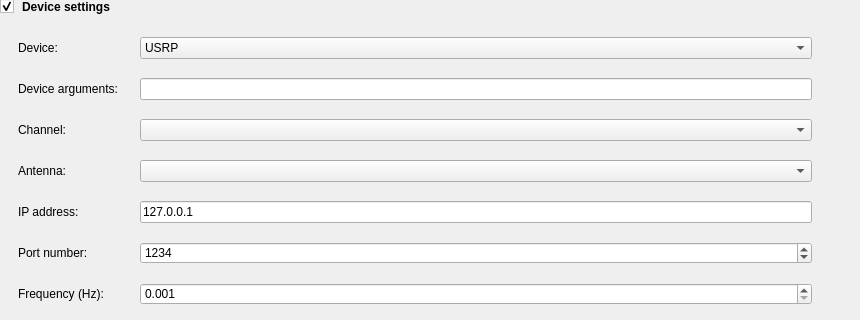
Before: the Qt Designer form data/ui/send_recv_device_settings.ui in jopohl/urh, drawn with Qt 5; both pictures show x 0 to 860 and y 0 to 320 of the 860 by 668 pixel window.
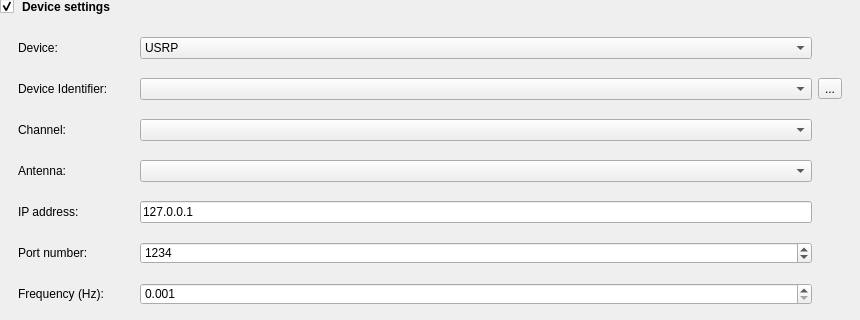
After: the same form once the commit is applied. Icons and pictures are not drawn. Custom widgets are drawn as their Qt base class.

Commit message:
Multi device support (#432)
* control device extensions with macros remove fallback logic

* wrap hackrf device list method

* add multi device support for hackrf

* fix argument order

* add multi dev support for rtlsdr

* add multi device support for lime sdr

* add multi device support for sdrplay

* multi device support for usrp

```diff
--- a/data/ui/send_recv_device_settings.ui
+++ b/data/ui/send_recv_device_settings.ui
@@ -108,29 +108,6 @@
            </item>
           </widget>
          </item>
-         <item row="1" column="0">
-          <widget class="QLabel" name="labelDeviceArgs">
-           <property name="toolTip">
-            <string>&lt;html&gt;&lt;head/&gt;&lt;body&gt;&lt;p&gt;If you only have one USRP connected you may leave this field empty, so your USRP gets detected automatically.&lt;/p&gt;&lt;p&gt;If you have multiple USRPs connected or need better control, enter a device identifier of your USRP here.&lt;/p&gt;&lt;p&gt;You may also enter other device arguments here.&lt;/p&gt;&lt;/body&gt;&lt;/html&gt;</string>
-           </property>
-           <property name="toolTipDuration">
-            <number>-1</number>
-           </property>
-           <property name="styleSheet">
-            <string notr="true"/>
-           </property>
-           <property name="text">
-            <string>Device arguments:</string>
-           </property>
-          </widget>
-         </item>
-         <item row="1" column="1">
-          <widget class="QLineEdit" name="lineEditDeviceArgs">
-           <property name="toolTip">
-            <string>&lt;html&gt;&lt;head/&gt;&lt;body&gt;&lt;p&gt;If you only have one USRP connected you may leave this field empty, so your USRP gets detected automatically.&lt;/p&gt;&lt;p&gt;If you have multiple USRPs connected or need better control, enter a device identifier of your USRP here.&lt;/p&gt;&lt;p&gt;You may also enter other device arguments here.&lt;/p&gt;&lt;/body&gt;&lt;/html&gt;</string>
-           </property>
-          </widget>
-         </item>
          <item row="2" column="0">
           <widget class="QLabel" name="labelChannel">
            <property name="text">
@@ -478,6 +455,34 @@
            </property>
           </widget>
          </item>
+         <item row="1" column="0">
+          <widget class="QLabel" name="labelDeviceIdentifier">
+           <property name="text">
+            <string>Device Identifier:</string>
+           </property>
+          </widget>
+         </item>
+         <item row="1" column="1">
+          <widget class="QComboBox" name="comboBoxDeviceIdentifier">
+           <property name="editable">
+            <bool>false</bool>
+           </property>
+           <property name="insertPolicy">
+            <enum>QComboBox::NoInsert</enum>
+           </property>
+          </widget>
+         </item>
+         <item row="1" column="2">
+          <widget class="QToolButton" name="btnRefreshDeviceIdentifier">
+           <property name="text">
+            <string>...</string>
+           </property>
+           <property name="icon">
+            <iconset theme="view-refresh">
+             <normaloff>.</normaloff>.</iconset>
+           </property>
+          </widget>
+         </item>
         </layout>
        </widget>
       </item>
```
Left out of the diff: 41 changed lines with no effect on the pictures. The commit also changes 37 other files.
